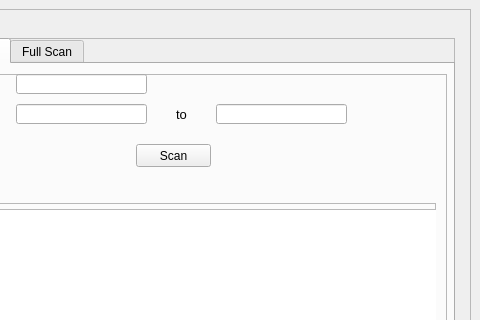
Qt form temp/for_test.ui (aniketparate/Network-Security-Scanner) before a commit; both pictures show x 320 to 800 and y 0 to 320 of the 800 by 600 pixel window.
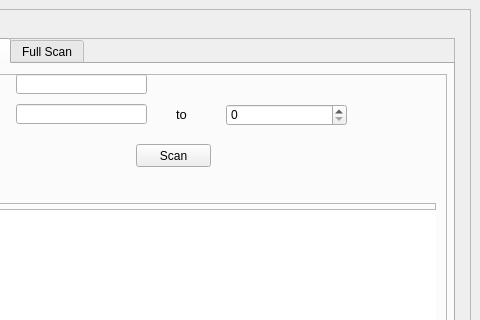
The same form after that commit.

```diff
--- a/temp/for_test.ui
+++ b/temp/for_test.ui
@@ -257,16 +257,6 @@
               <string>Scan</string>
              </property>
             </widget>
-            <widget class="QLineEdit" name="ind_portinput_2">
-             <property name="geometry">
-              <rect>
-               <x>310</x>
-               <y>30</y>
-               <width>131</width>
-               <height>20</height>
-              </rect>
-             </property>
-            </widget>
             <widget class="QLabel" name="tolabel_3">
              <property name="geometry">
               <rect>
@@ -343,6 +333,16 @@
               </property>
              </widget>
             </widget>
+            <widget class="QSpinBox" name="ind_portRange">
+             <property name="geometry">
+              <rect>
+               <x>320</x>
+               <y>30</y>
+               <width>121</width>
+               <height>22</height>
+              </rect>
+             </property>
+            </widget>
            </widget>
           </widget>
           <widget class="QWidget" name="FullScan">
```
